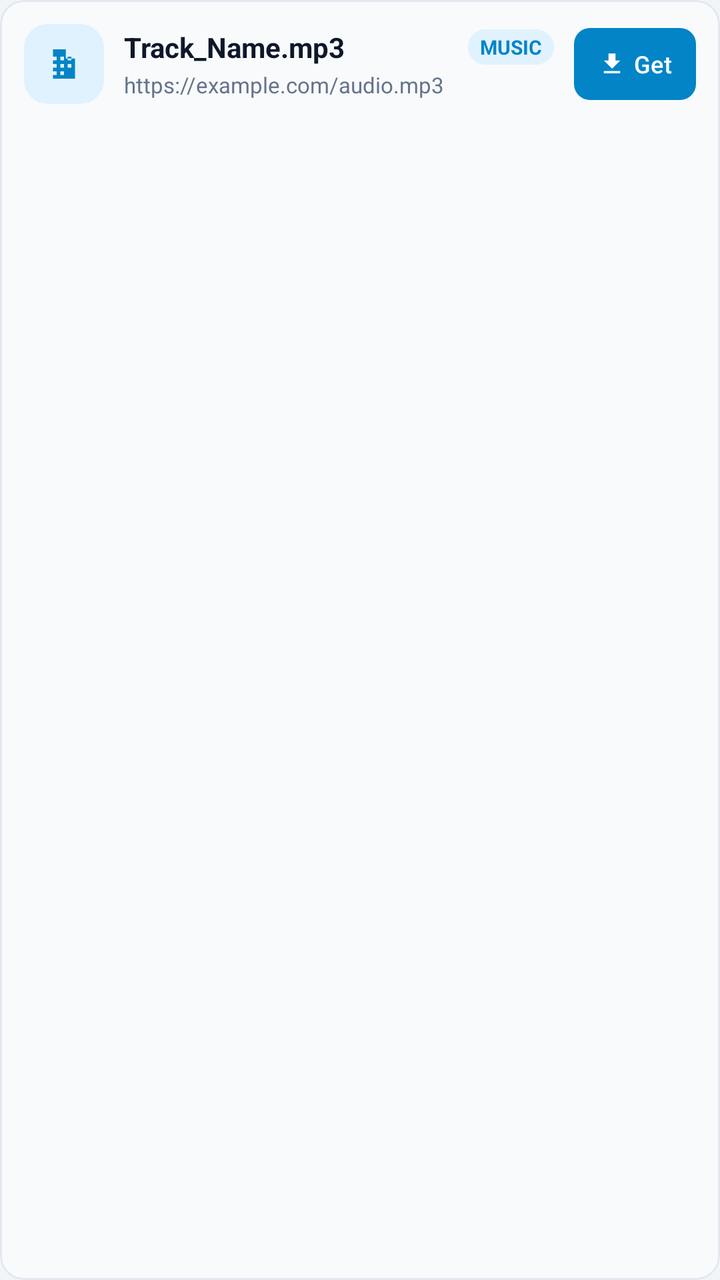
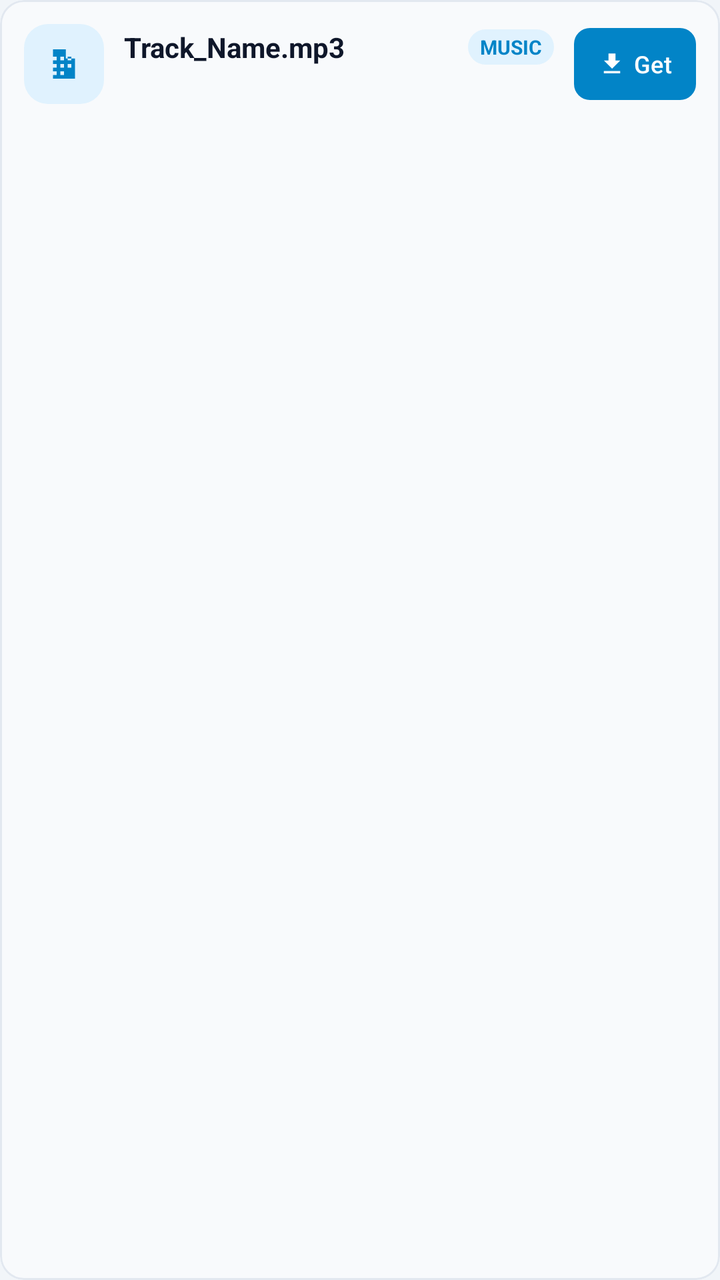

Before-and-after screenshots of an Android layout around one commit, followed by the original layout XML and the change that was made.
<!-- AndroidManifest.xml: application theme Theme.DownloadManager -->
<!-- res/layout/item_detected_link.xml -->
<?xml version="1.0" encoding="utf-8"?>
<com.google.android.material.card.MaterialCardView
    xmlns:android="http://schemas.android.com/apk/res/android"
    xmlns:app="http://schemas.android.com/apk/res-auto"
    android:layout_width="match_parent"
    android:layout_height="wrap_content"
    android:layout_marginVertical="5dp"
    app:cardBackgroundColor="@color/colorSurfaceVariant"
    app:cardCornerRadius="12dp"
    app:cardElevation="0dp"
    app:strokeColor="@color/colorBorder"
    app:strokeWidth="1dp">

    <LinearLayout
        android:layout_width="match_parent"
        android:layout_height="wrap_content"
        android:gravity="center_vertical"
        android:orientation="horizontal"
        android:padding="12dp">

        <FrameLayout
            android:layout_width="40dp"
            android:layout_height="40dp"
            android:background="@drawable/icon_badge_background">

            <ImageView
                android:id="@+id/ivDetectedIcon"
                android:layout_width="22dp"
                android:layout_height="22dp"
                android:layout_gravity="center"
                android:contentDescription="@string/file_information"
                android:src="@drawable/ic_file"
                app:tint="@color/colorPrimary" />
        </FrameLayout>

        <LinearLayout
            android:layout_width="0dp"
            android:layout_height="wrap_content"
            android:layout_marginHorizontal="10dp"
            android:layout_weight="1"
            android:orientation="vertical">

            <LinearLayout
                android:layout_width="match_parent"
                android:layout_height="wrap_content"
                android:gravity="center_vertical"
                android:orientation="horizontal">

                <TextView
                    android:id="@+id/tvDetectedTitle"
                    android:layout_width="0dp"
                    android:layout_height="wrap_content"
                    android:layout_weight="1"
                    android:ellipsize="end"
                    android:maxLines="1"
                    android:text="Track_Name.mp3"
                    android:textColor="@color/colorOnSurface"
                    android:textSize="14sp"
                    android:textStyle="bold" />

                <TextView
                    android:id="@+id/tvDetectedTypeBadge"
                    android:layout_width="wrap_content"
                    android:layout_height="wrap_content"
                    android:layout_marginStart="6dp"
                    android:background="@drawable/icon_badge_background"
                    android:paddingHorizontal="6dp"
                    android:paddingVertical="2dp"
                    android:text="MUSIC"
                    android:textColor="@color/colorPrimary"
                    android:textSize="10sp"
                    android:textStyle="bold" />
            </LinearLayout>

            <TextView
                android:id="@+id/tvDetectedUrl"
                android:layout_width="match_parent"
                android:layout_height="wrap_content"
                android:layout_marginTop="2dp"
                android:ellipsize="middle"
                android:singleLine="true"
                android:text="https://example.com/audio.mp3"
                android:textColor="@color/gray"
                android:textSize="11sp" />
        </LinearLayout>

        <com.google.android.material.button.MaterialButton
            android:id="@+id/btnDownloadDetected"
            style="@style/Widget.Material3.Button"
            android:layout_width="wrap_content"
            android:layout_height="36dp"
            android:insetTop="0dp"
            android:insetBottom="0dp"
            android:minWidth="0dp"
            android:paddingHorizontal="12dp"
            android:text="Get"
            android:textSize="12sp"
            app:cornerRadius="8dp"
            app:icon="@drawable/ic_download"
            app:iconPadding="4dp"
            app:iconSize="14dp" />
    </LinearLayout>
</com.google.android.material.card.MaterialCardView>
<!-- resources referenced by this layout -->
<resources>
  <color name="colorBorder">#FFE2E8F0</color>
  <color name="colorOnSurface">#FF0F172A</color>
  <color name="colorPrimary">#FF0284C7</color>
  <color name="colorSurfaceVariant">#FFF8FAFC</color>
  <color name="gray">#FF64748B</color>
  <!-- drawable ic_download (drawable) -->
  <?xml version="1.0" encoding="utf-8"?>
  <vector xmlns:android="http://schemas.android.com/apk/res/android"
      android:width="24dp"
      android:height="24dp"
      android:viewportWidth="24"
      android:viewportHeight="24">
      <path
          android:fillColor="#FF000000"
          android:pathData="M19,9h-4V3H9v6H5l7,7 7,-7zM5,18v2h14v-2H5z" />
  </vector>
  <!-- drawable ic_file (drawable) -->
  <?xml version="1.0" encoding="utf-8"?>
  <vector xmlns:android="http://schemas.android.com/apk/res/android"
      android:width="24dp"
      android:height="24dp"
      android:viewportWidth="24"
      android:viewportHeight="24">
      <path
          android:fillColor="#FF000000"
          android:pathData="M13,4H6v16h12V9h-5V4zM8,18H6v-2h2v2zm0,-4H6v-2h2v2zm0,-4H6V8h2v2zm4,8h-2v-2h2v2zm0,-4h-2v-2h2v2zm0,-4h-2V8h2v2zm4,4h-2v-2h2v2zm0,-4h-2V8h2v2zm-4,8h2v-2h-2v2z" />
  </vector>
  <!-- drawable icon_badge_background (drawable) -->
  <?xml version="1.0" encoding="utf-8"?>
  <shape xmlns:android="http://schemas.android.com/apk/res/android">
      <solid android:color="@color/icon_bg_tint" />
      <corners android:radius="12dp" />
  </shape>
  <string name="file_information">File Information</string>
  <style name="Theme.DownloadManager" parent="Theme.Material3.DayNight.NoActionBar">
          <item name="colorPrimary">@color/colorPrimary</item>
          <item name="colorPrimaryDark">@color/colorPrimaryDark</item>
          <item name="colorAccent">@color/colorAccent</item>
          <item name="colorSecondary">@color/colorAccent</item>
          <item name="colorOnPrimary">@color/colorOnPrimary</item>
          <item name="colorSurface">@color/colorSurface</item>
          <item name="colorOnSurface">@color/colorOnSurface</item>
          <item name="android:windowBackground">@color/colorBackground</item>
          <item name="android:statusBarColor">@color/colorHeaderBg</item>
          <item name="android:windowLightStatusBar">false</item>
      </style>
  <color name="icon_bg_tint">#FFE0F2FE</color>
  <color name="colorPrimaryDark">#FF0F172A</color>
  <color name="colorAccent">#FF06B6D4</color>
  <color name="colorOnPrimary">#FFFFFFFF</color>
  <color name="colorSurface">#FFFFFFFF</color>
  <color name="colorBackground">#FFF1F5F9</color>
  <color name="colorHeaderBg">#FF0F172A</color>
</resources>

<!-- the commit's change to res/layout/item_detected_link.xml (unified diff, before → after) -->
@@ -79,7 +79,7 @@
                 android:layout_marginTop="2dp"
                 android:ellipsize="middle"
                 android:singleLine="true"
-                android:text="https://example.com/audio.mp3"
+                android:text=""
                 android:textColor="@color/gray"
                 android:textSize="11sp" />
         </LinearLayout>
